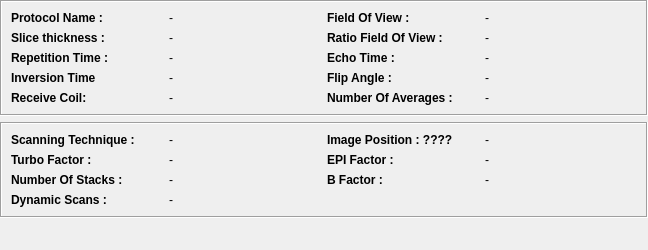
This is starviewer/src/core/qdicomdumpmrwidgetbase.ui in starviewer-medical/starviewer as Qt 5 draws it before an edit. The edited form follows.
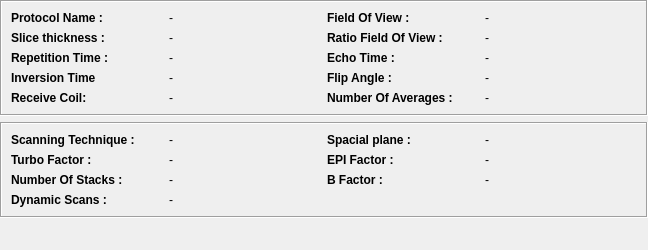
This is the edited form.

Commit message: ENH: Canviat el nom del camp de MR d'image position per Spacial Plane

The edit to the form file:
```diff
--- a/starviewer/src/core/qdicomdumpmrwidgetbase.ui
+++ b/starviewer/src/core/qdicomdumpmrwidgetbase.ui
@@ -317,7 +317,7 @@
          </font>
         </property>
         <property name="text" >
-         <string>Image Position : ????</string>
+         <string>Spacial plane : </string>
         </property>
        </widget>
       </item>
```
Left out of the diff: 4 changed lines with no effect on the pictures. The commit also changes 4 other files.
